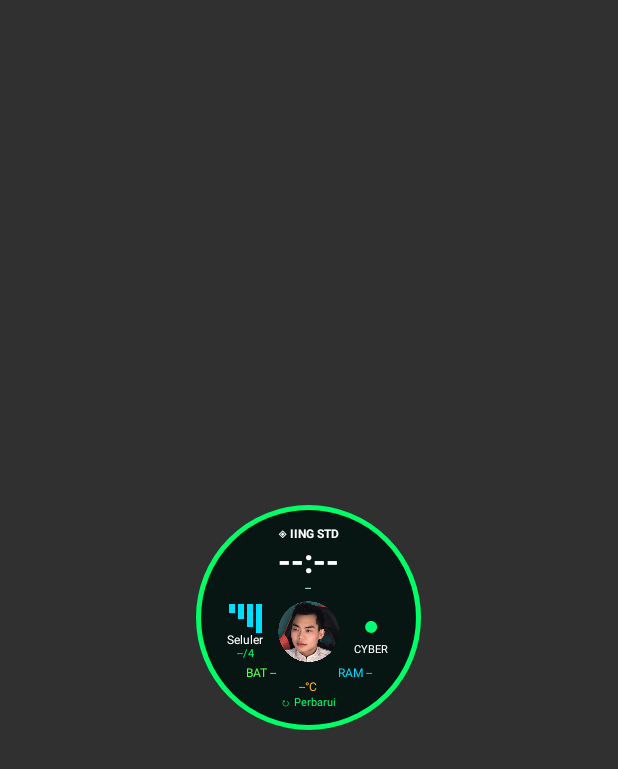
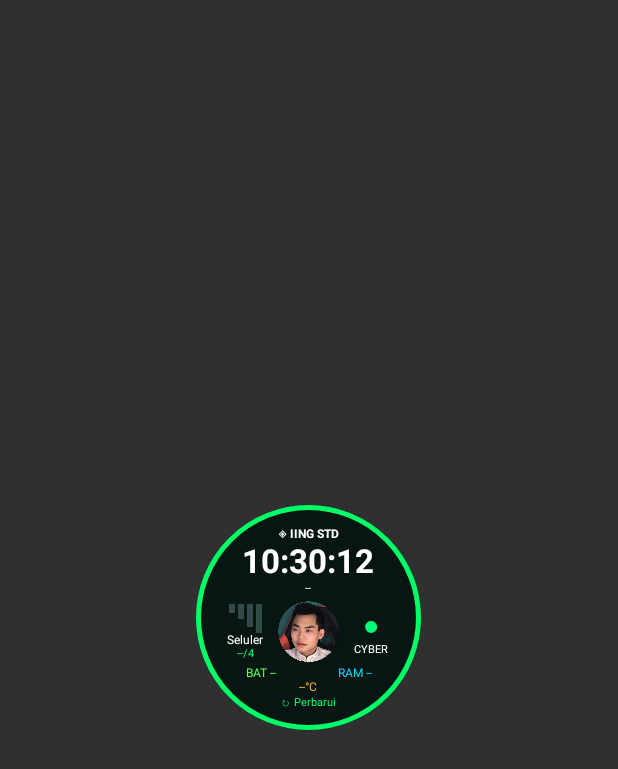
Before and after one commit to stdcrypto-boop/IING-STD-Cyber-Widget, an Android app: the layout widget.xml on its own in the app's theme, with its tools: preview values and no code run, on a phone screen of 412 x 824 dp. Shown: the top 769 px of the screen. Run offline under Robolectric (Android 15) with nearby library versions, the phone set to English and light mode, and no system bars.

Commit message:
Enable system-driven seconds clock and initialize signal bars inactive

```diff
--- a/app/src/main/res/layout/widget.xml
+++ b/app/src/main/res/layout/widget.xml
@@ -2,15 +2,15 @@
 <FrameLayout xmlns:android="http://schemas.android.com/apk/res/android" android:layout_width="match_parent" android:layout_height="match_parent">
 <LinearLayout android:layout_width="150dp" android:layout_height="150dp" android:layout_gravity="center" android:orientation="vertical" android:gravity="center" android:padding="12dp" android:background="@drawable/cyber_circle">
 <TextView android:layout_width="wrap_content" android:layout_height="wrap_content" android:text="◈ IING STD" android:textStyle="bold" android:textColor="#FFFFFF" android:textSize="8sp" android:includeFontPadding="false"/>
-<TextView android:id="@+id/clock" android:layout_width="wrap_content" android:layout_height="wrap_content" android:text="--:--" android:textStyle="bold" android:textColor="#FFFFFF" android:textSize="22sp" android:includeFontPadding="false"/>
+<TextClock android:id="@+id/clock" android:layout_width="wrap_content" android:layout_height="wrap_content" android:textStyle="bold" android:textColor="#FFFFFF" android:textSize="22sp" android:includeFontPadding="false" android:format12Hour="hh:mm:ss" android:format24Hour="HH:mm:ss"/>
 <TextView android:id="@+id/date" android:layout_width="wrap_content" android:layout_height="wrap_content" android:text="--" android:textColor="#B8F9D1" android:textSize="8sp" android:includeFontPadding="false"/>
 <LinearLayout android:layout_width="match_parent" android:layout_height="42dp" android:orientation="horizontal" android:gravity="center" android:layout_marginTop="3dp">
 <LinearLayout android:layout_width="0dp" android:layout_weight="1" android:layout_height="wrap_content" android:orientation="vertical" android:gravity="center">
 <LinearLayout android:layout_width="wrap_content" android:layout_height="20dp" android:gravity="bottom" android:orientation="horizontal">
-<TextView android:id="@+id/bar1" android:layout_width="4dp" android:layout_height="6dp" android:layout_marginEnd="2dp" android:background="#00DDFF" android:text=" "/>
-<TextView android:id="@+id/bar2" android:layout_width="4dp" android:layout_height="10dp" android:layout_marginEnd="2dp" android:background="#00DDFF" android:text=" "/>
-<TextView android:id="@+id/bar3" android:layout_width="4dp" android:layout_height="15dp" android:layout_marginEnd="2dp" android:background="#00DDFF" android:text=" "/>
-<TextView android:id="@+id/bar4" android:layout_width="4dp" android:layout_height="19dp" android:background="#00DDFF" android:text=" "/>
+<TextView android:id="@+id/bar1" android:layout_width="4dp" android:layout_height="6dp" android:layout_marginEnd="2dp" android:background="#334A4A" android:text=" "/>
+<TextView android:id="@+id/bar2" android:layout_width="4dp" android:layout_height="10dp" android:layout_marginEnd="2dp" android:background="#334A4A" android:text=" "/>
+<TextView android:id="@+id/bar3" android:layout_width="4dp" android:layout_height="15dp" android:layout_marginEnd="2dp" android:background="#334A4A" android:text=" "/>
+<TextView android:id="@+id/bar4" android:layout_width="4dp" android:layout_height="19dp" android:background="#334A4A" android:text=" "/>
 </LinearLayout>
 <TextView android:id="@+id/network" android:layout_width="wrap_content" android:layout_height="wrap_content" android:text="Seluler" android:textColor="#FFFFFF" android:textSize="8sp" android:maxLines="1" android:includeFontPadding="false"/>
 <TextView android:id="@+id/signal" android:layout_width="wrap_content" android:layout_height="wrap_content" android:text="--/4" android:textColor="#00FF77" android:textSize="7sp" android:maxLines="1" android:includeFontPadding="false"/>
```
